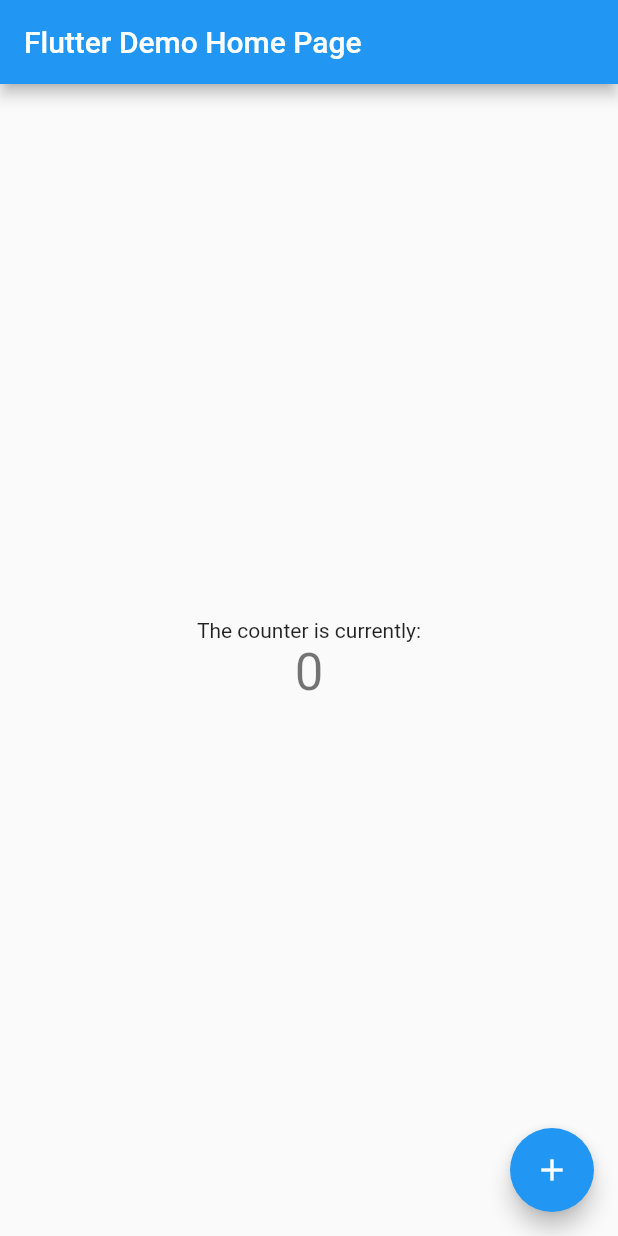
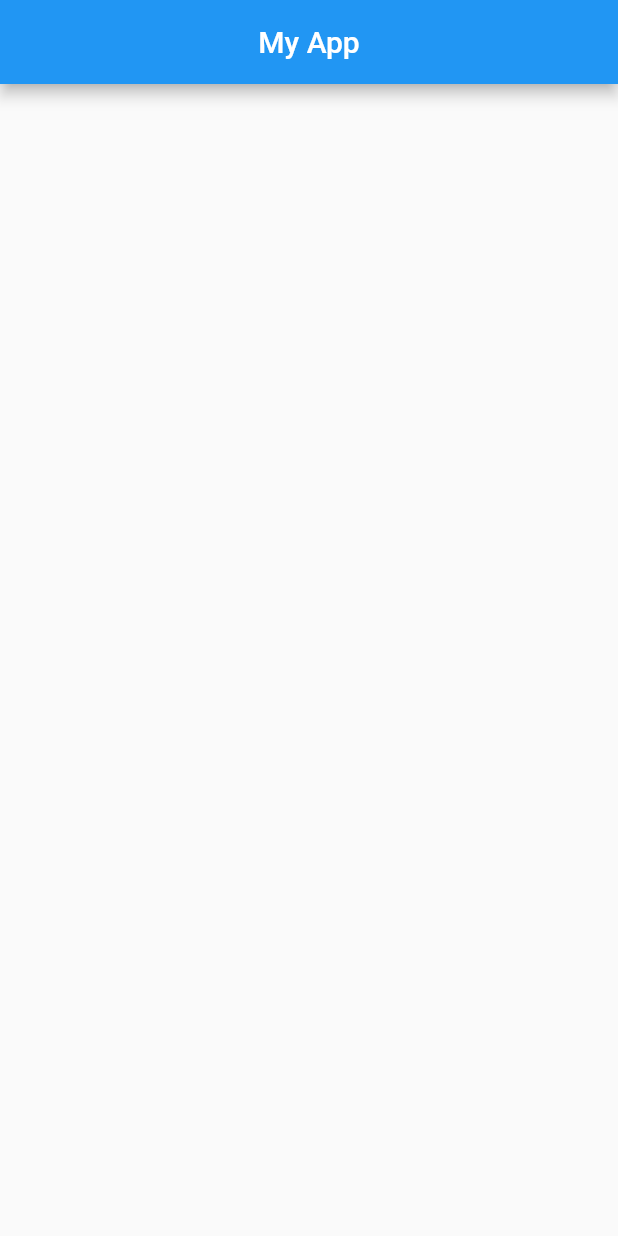
Before and after one commit to joesanthosh24/flutter_app, a Flutter app: the screen it shows after launch, on a phone screen of 412 x 824 dp. Run offline on Flutter 3.47's test engine with Material 2 defaults, Android fonts, the phone set to English and light mode, and no system bars.

Commit message:
Created App Bar

```diff
--- a/lib/main.dart
+++ b/lib/main.dart
@@ -1,102 +1,15 @@
 import 'package:flutter/material.dart';
 
-void main() => runApp(MyApp());
-
-class MyApp extends StatelessWidget {
-  // This widget is the root of your application.
-  @override
-  Widget build(BuildContext context) {
-    return MaterialApp(
-      title: 'Flutter Demo',
-      theme: ThemeData(
-        primarySwatch: Colors.blue,
-      ),
-      home: MyHomePage(title: 'Flutter Demo Home Page'),
-    );
-  }
-}
-
-class MyHomePage extends StatefulWidget {
-  MyHomePage({Key key, this.title}) : super(key: key);
-
-  // This widget is the home page of your application. It is stateful, meaning
-  // that it has a State object (defined below) that contains fields that affect
-  // how it looks.
-
-  // This class is the configuration for the state. It holds the values (in this
-  // case the title) provided by the parent (in this case the App widget) and
-  // used by the build method of the State. Fields in a Widget subclass are
-  // always marked "final".
-
-  final String title;
-
-  @override
-  _MyHomePageState createState() => _MyHomePageState();
-}
-
-class _MyHomePageState extends State<MyHomePage> {
-  int _counter = 0;
-
-  void _incrementCounter() {
-    setState(() {
-      // This call to setState tells the Flutter framework that something has
-      // changed in this State, which causes it to rerun the build method below
-      // so that the display can reflect the updated values. If we changed
-      // _counter without calling setState(), then the build method would not be
-      // called again, and so nothing would appear to happen.
-      _counter = _counter + 2;
-    });
-  }
-
-  @override
-  Widget build(BuildContext context) {
-    // This method is rerun every time setState is called, for instance as done
-    // by the _incrementCounter method above.
-    //
-    // The Flutter framework has been optimized to make rerunning build methods
-    // fast, so that you can just rebuild anything that needs updating rather
-    // than having to individually change instances of widgets.
-    return Scaffold(
+void main() {
+  var materialApp = MaterialApp(
+    home: Scaffold(
       appBar: AppBar(
-        // Here we take the value from the MyHomePage object that was created by
-        // the App.build method, and use it to set our appbar title.
-        title: Text(widget.title),
-      ),
-      body: Center(
-        // Center is a layout widget. It takes a single child and positions it
-        // in the middle of the parent.
-        child: Column(
-          // Column is also a layout widget. It takes a list of children and
-          // arranges them vertically. By default, it sizes itself to fit its
-          // children horizontally, and tries to be as tall as its parent.
-          //
-          // Invoke "debug painting" (press "p" in the console, choose the
-          // "Toggle Debug Paint" action from the Flutter Inspector in Android
-          // Studio, or the "Toggle Debug Paint" command in Visual Studio Code)
-          // to see the wireframe for each widget.
-          //
-          // Column has various properties to control how it sizes itself and
-          // how it positions its children. Here we use mainAxisAlignment to
-          // center the children vertically; the main axis here is the vertical
-          // axis because Columns are vertical (the cross axis would be
-          // horizontal).
-          mainAxisAlignment: MainAxisAlignment.center,
-          children: <Widget>[
-            Text(
-              'The counter is currently:',
-            ),
-            Text(
-              '$_counter',
-              style: Theme.of(context).textTheme.display1,
-            ),
-          ],
+        backgroundColor: Colors.blue,
+        title: Center(
+          child: Text('My App'),
         ),
       ),
-      floatingActionButton: FloatingActionButton(
-        onPressed: _incrementCounter,
-        tooltip: 'Increment',
-        child: Icon(Icons.add),
-      ), // This trailing comma makes auto-formatting nicer for build methods.
-    );
-  }
+    ),
+  );
+  runApp(materialApp);
 }
```
